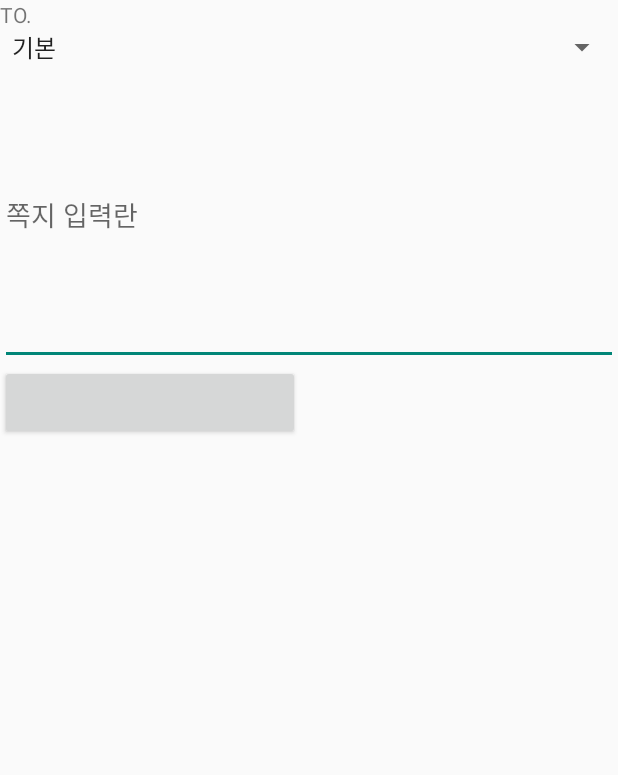
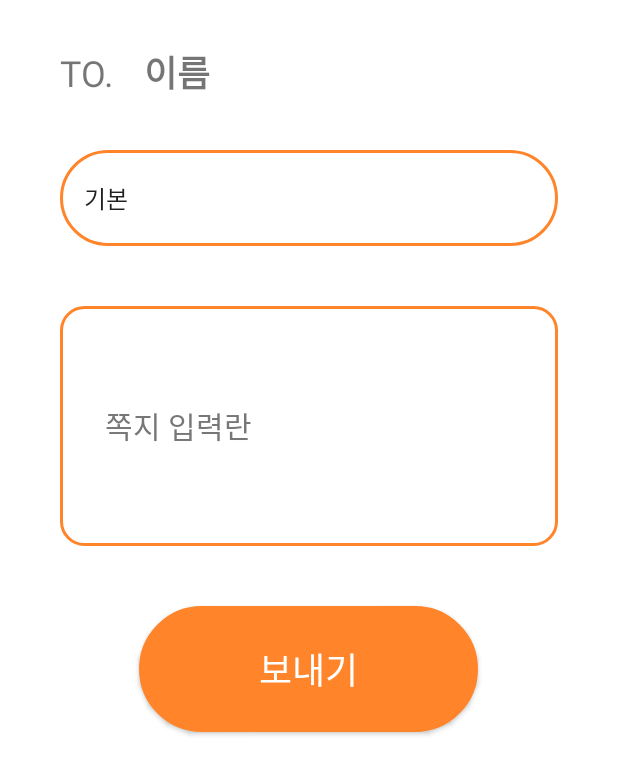
Before and after one commit to SeoeunPark/DOING, an Android app: the sendPost screen opened directly, with no data from a screen before it, on a phone screen of 412 x 824 dp. Shown: the top 775 px of the screen. Run offline under Robolectric (Android 15) with nearby library versions, the phone set to English and light mode, and no system bars; our stand-ins replace Firebase (no records; nobody signed in at launch, a user with empty details on screens opened directly).

Commit message:
쪽지 리스트, 보내기

```diff
--- a/app/src/main/res/drawable/login_edittext_style.xml
+++ b/app/src/main/res/drawable/login_edittext_style.xml
@@ -3,6 +3,6 @@
     xmlns:android="http://schemas.android.com/apk/res/android"
     tools:ignore="ExtraText">
     <corners android:radius="100dp" />
-    <stroke android:width="1dp" android:color="@color/colorMain" />
+    <stroke android:width="2dp" android:color="@color/colorMain" />
     <solid android:color="@color/white" />
 </shape>
--- a/app/src/main/res/drawable/login_edittext_style_shadow.xml
+++ b/app/src/main/res/drawable/login_edittext_style_shadow.xml
@@ -28,7 +28,7 @@
     <item>
         <shape>
             <corners android:radius="98dp" />
-            <stroke android:width="1dp" android:color="@color/colorMain" />
+            <stroke android:width="2dp" android:color="@color/colorMain" />
             <solid android:color="@color/white" />
         </shape>
     </item>
--- /dev/null
+++ b/app/src/main/res/drawable/message_edit.xml
@@ -0,0 +1,6 @@
+<?xml version="1.0" encoding="utf-8"?>
+<shape xmlns:android="http://schemas.android.com/apk/res/android">
+    <corners android:radius="15dp" />
+    <stroke android:width="2dp" android:color="@color/colorMain" />
+    <solid android:color="@color/white" />
+</shape>
--- a/app/src/main/res/layout/activity_send_post.xml
+++ b/app/src/main/res/layout/activity_send_post.xml
@@ -4,30 +4,87 @@
     xmlns:tools="http://schemas.android.com/tools"
     android:layout_width="match_parent"
     android:layout_height="match_parent"
+    android:background="@color/white"
     tools:context=".sendPost">
+
+    <LinearLayout
+        android:id="@+id/linearLayout4"
+        android:layout_width="match_parent"
+        android:layout_height="wrap_content"
+        android:layout_marginLeft="@dimen/side_margin600"
+        android:layout_marginRight="@dimen/side_margin600"
+        android:layout_marginTop="@dimen/padding600"
+        android:orientation="horizontal"
+        app:layout_constraintEnd_toEndOf="parent"
+        app:layout_constraintStart_toStartOf="parent"
+        app:layout_constraintTop_toTopOf="parent">
+
+        <TextView
+            android:layout_width="wrap_content"
+            android:layout_height="wrap_content"
+            android:textSize="@dimen/m_text600"
+            android:text="TO."
+            tools:ignore="SpUsage" />
+
+        <TextView
+            android:layout_width="wrap_content"
+            android:layout_height="wrap_content"
+            android:textSize="@dimen/m_text600"
+            android:paddingStart="@dimen/padding"
+            android:textStyle="bold"
+            android:text="@string/name"
+            android:paddingLeft="@dimen/padding"
+            tools:ignore="SpUsage" />
+
+    </LinearLayout>
+
 
     <LinearLayout
         android:layout_width="match_parent"
         android:layout_height="match_parent"
-        android:orientation="vertical">
-        <TextView
-            android:layout_width="wrap_content"
-            android:layout_height="wrap_content"
-            android:text="TO. "/>
+        android:layout_marginLeft="@dimen/side_margin600"
+        android:layout_marginRight="@dimen/side_margin600"
+        android:layout_marginTop="100dp"
+        android:orientation="vertical"
+        app:layout_constraintStart_toStartOf="parent"
+        app:layout_constraintTop_toBottomOf="@+id/linearLayout4">
 
         <Spinner
             android:id="@+id/spinner"
+            style="@style/spinner_style"
             android:layout_width="match_parent"
-            android:layout_height="wrap_content" />
+            android:layout_height="wrap_content"
+            android:background="@drawable/login_edittext_style"/>
+
         <EditText
             android:id="@+id/sendContents"
+            android:layout_width="match_parent"
+            android:layout_height="160dp"
+            android:layout_marginTop="@dimen/side_margin600"
+            android:background="@drawable/message_edit"
+            android:textSize="@dimen/s_text600"
+            android:padding="@dimen/padding600"
+            android:textCursorDrawable="@color/colorMain"
+            android:textColor="@color/black"
             android:hint="쪽지 입력란"
-            android:layout_width="match_parent"
-            android:layout_height="200dp"/>
+            android:textColorHint="@color/gray"
+            tools:ignore="RtlHardcoded,RtlSymmetry,SpUsage" />
+
         <Button
             android:id="@+id/sendBtn"
-            android:layout_width="200dp"
-            android:layout_height="50dp"/>
+            android:layout_gravity="center_horizontal"
+            android:layout_width="wrap_content"
+            android:layout_height="wrap_content"
+            android:layout_marginTop="@dimen/side_margin600"
+            android:paddingTop="@dimen/button600"
+            android:paddingBottom="@dimen/button600"
+            android:paddingLeft="80dp"
+            android:paddingRight="80dp"
+            android:text="보내기"
+            android:textColor="@color/white"
+            android:textSize="@dimen/button600"
+            android:background="@drawable/login_button_style"
+             />
 
     </LinearLayout>
 
--- a/app/src/main/res/layout/activity_show_message.xml
+++ b/app/src/main/res/layout/activity_show_message.xml
@@ -20,6 +20,8 @@
                 android:layout_width="match_parent"
                 android:layout_height="wrap_content"
                 android:background="@color/colorAccent"
+                app:tabTextAppearance="@style/tab_text"
+                android:paddingTop="@dimen/padding600"
                 app:tabGravity="fill"
                 app:tabMode="fixed"
                 app:tabSelectedTextColor="#ffffff"
--- a/app/src/main/res/values/styles.xml
+++ b/app/src/main/res/values/styles.xml
@@ -22,4 +22,14 @@
         <item name="android:windowBackground">@drawable/splash</item>
     </style>
 
+    <style name="tab_text" parent="TextAppearance.Design.Tab">
+        <item name="android:textSize">@dimen/m_text600</item>
+    </style>
+
+    <style name="spinner_style" parent="@android:style/Widget.Holo.DropDownItem.Spinner">
+        <item name="android:textSize">@dimen/s_text600</item>
+        <item name="android:textColor">@color/black</item>
+        <item name="android:padding">@dimen/padding</item>
+        <item name="paddingStart">18dp</item>
+    </style>
 </resources>
```
